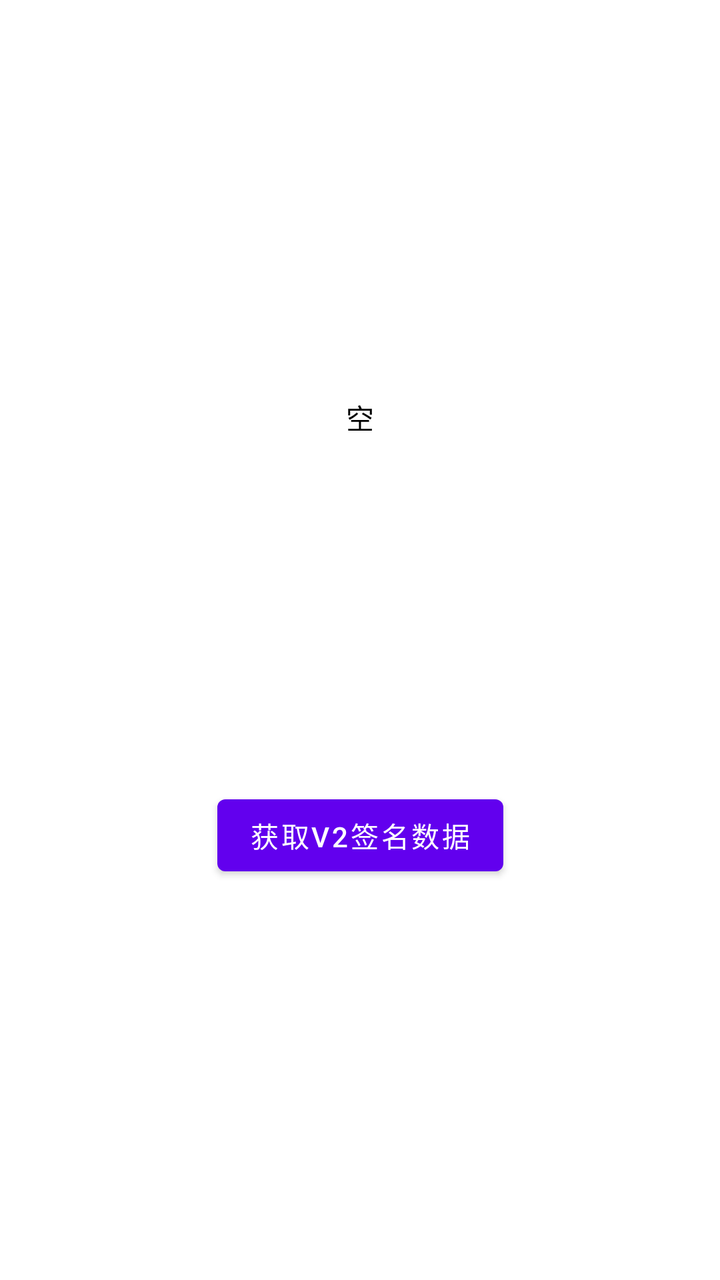
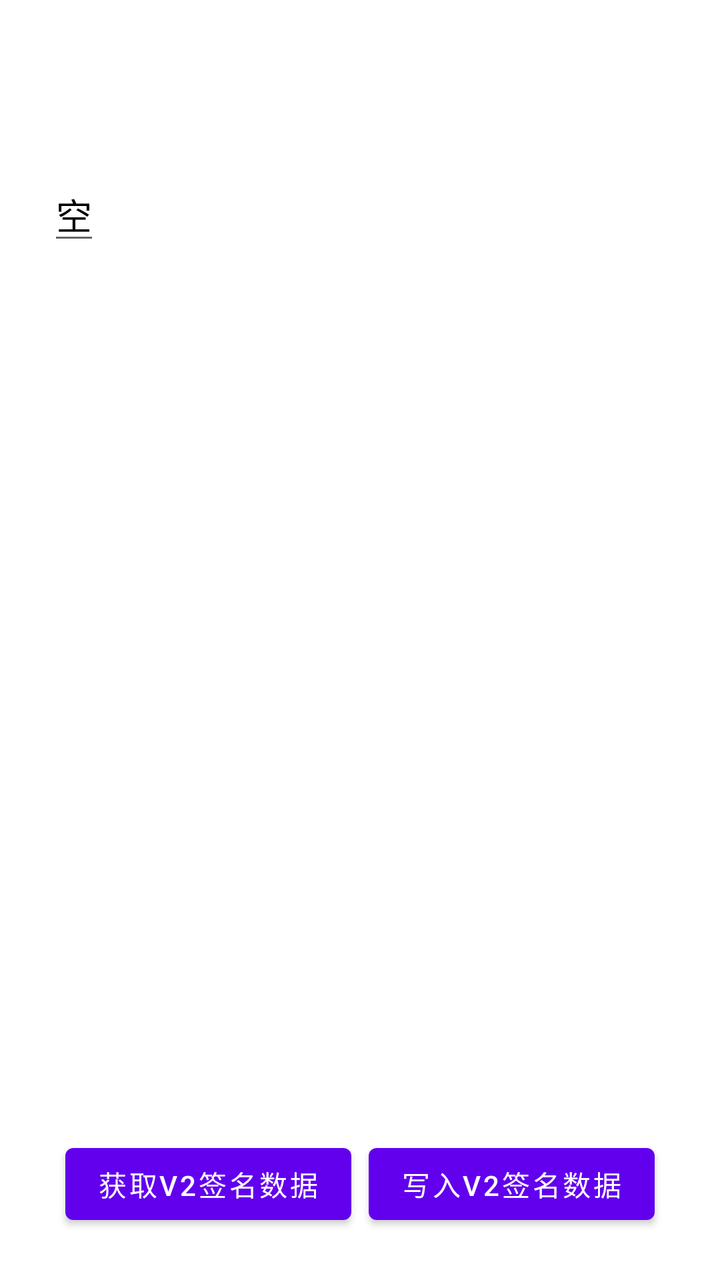

Before-and-after screenshots of an Android layout around one commit, followed by the original layout XML and the change that was made.
<!-- AndroidManifest.xml: application theme Theme.ApkSigner -->
<!-- res/layout/activity_main.xml -->
<?xml version="1.0" encoding="utf-8"?>
<androidx.constraintlayout.widget.ConstraintLayout xmlns:android="http://schemas.android.com/apk/res/android"
    xmlns:app="http://schemas.android.com/apk/res-auto"
    android:layout_width="match_parent"
    android:layout_height="match_parent"
    android:padding="24dp">

    <TextView
        android:id="@+id/text"
        android:layout_width="wrap_content"
        android:layout_height="wrap_content"
        android:text="空"
        android:textColor="@color/black"
        app:layout_constraintBottom_toTopOf="@id/bt_get_v2"
        app:layout_constraintEnd_toEndOf="parent"
        app:layout_constraintStart_toStartOf="parent"
        app:layout_constraintTop_toTopOf="parent" />

    <Button
        android:id="@+id/bt_get_v2"
        android:layout_width="wrap_content"
        android:layout_height="wrap_content"
        android:text="获取V2签名数据"
        app:layout_constraintBottom_toBottomOf="parent"
        app:layout_constraintEnd_toEndOf="parent"
        app:layout_constraintStart_toStartOf="parent"
        app:layout_constraintTop_toBottomOf="@id/text" />

</androidx.constraintlayout.widget.ConstraintLayout>
<!-- resources referenced by this layout -->
<resources>
  <color name="black">#FF000000</color>
  <style name="Theme.ApkSigner" parent="Theme.MaterialComponents.DayNight.DarkActionBar">
          
          <item name="colorPrimary">@color/purple_500</item>
          <item name="colorPrimaryVariant">@color/purple_700</item>
          <item name="colorOnPrimary">@color/white</item>
          
          <item name="colorSecondary">@color/teal_200</item>
          <item name="colorSecondaryVariant">@color/teal_700</item>
          <item name="colorOnSecondary">@color/black</item>
          
          <item name="android:statusBarColor">?attr/colorPrimaryVariant</item>
          
      </style>
  <color name="purple_500">#FF6200EE</color>
  <color name="purple_700">#FF3700B3</color>
  <color name="white">#FFFFFFFF</color>
  <color name="teal_200">#FF03DAC5</color>
  <color name="teal_700">#FF018786</color>
</resources>

<!-- the commit's change to res/layout/activity_main.xml (unified diff, before → after) -->
@@ -5,16 +5,24 @@
     android:layout_height="match_parent"
     android:padding="24dp">
 
-    <TextView
-        android:id="@+id/text"
-        android:layout_width="wrap_content"
-        android:layout_height="wrap_content"
-        android:text="空"
-        android:textColor="@color/black"
+    <ScrollView
+        android:id="@+id/scroll"
+        android:layout_width="match_parent"
+        android:layout_height="0dp"
+        android:layout_marginTop="60dp"
         app:layout_constraintBottom_toTopOf="@id/bt_get_v2"
         app:layout_constraintEnd_toEndOf="parent"
         app:layout_constraintStart_toStartOf="parent"
-        app:layout_constraintTop_toTopOf="parent" />
+        app:layout_constraintTop_toTopOf="parent">
+
+        <EditText
+            android:id="@+id/text"
+            android:layout_width="wrap_content"
+            android:layout_height="wrap_content"
+            android:text="空"
+            android:textColor="@color/black" />
+
+    </ScrollView>
 
     <Button
         android:id="@+id/bt_get_v2"
@@ -22,8 +30,18 @@
         android:layout_height="wrap_content"
         android:text="获取V2签名数据"
         app:layout_constraintBottom_toBottomOf="parent"
+        app:layout_constraintEnd_toStartOf="@id/bt_set_v2"
+        app:layout_constraintStart_toStartOf="parent"
+        app:layout_constraintTop_toBottomOf="@id/scroll" />
+
+    <Button
+        android:id="@+id/bt_set_v2"
+        android:layout_width="wrap_content"
+        android:layout_height="wrap_content"
+        android:text="写入v2签名数据"
+        app:layout_constraintBottom_toBottomOf="parent"
         app:layout_constraintEnd_toEndOf="parent"
-        app:layout_constraintStart_toStartOf="parent"
-        app:layout_constraintTop_toBottomOf="@id/text" />
+        app:layout_constraintStart_toEndOf="@id/bt_get_v2"
+        app:layout_constraintTop_toBottomOf="@id/scroll" />
 
 </androidx.constraintlayout.widget.ConstraintLayout>
